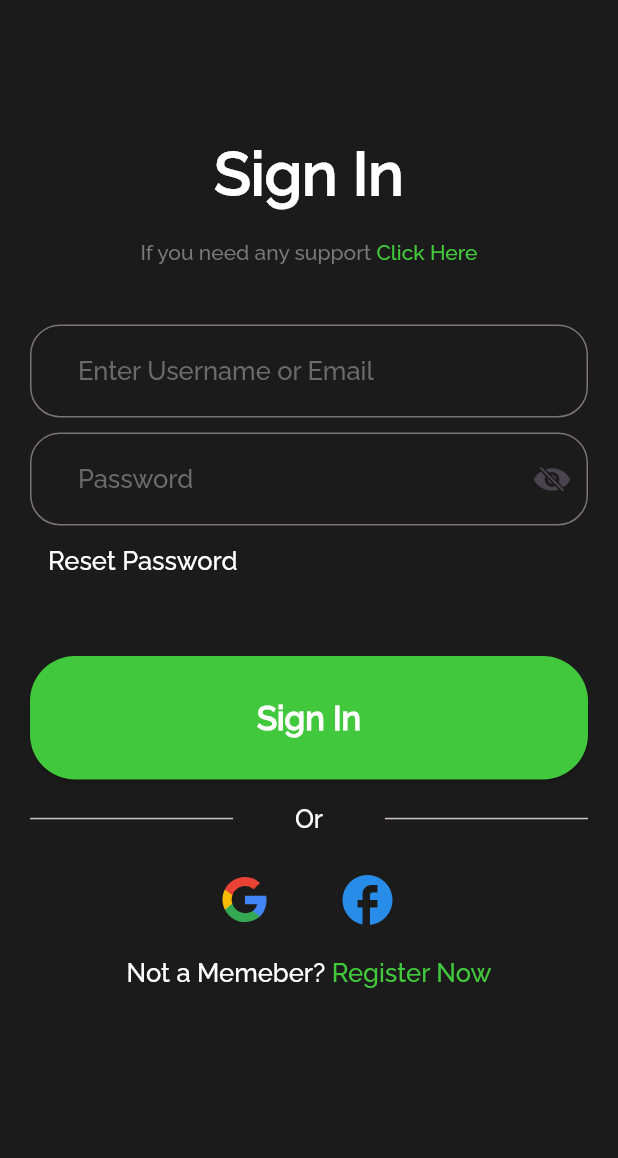
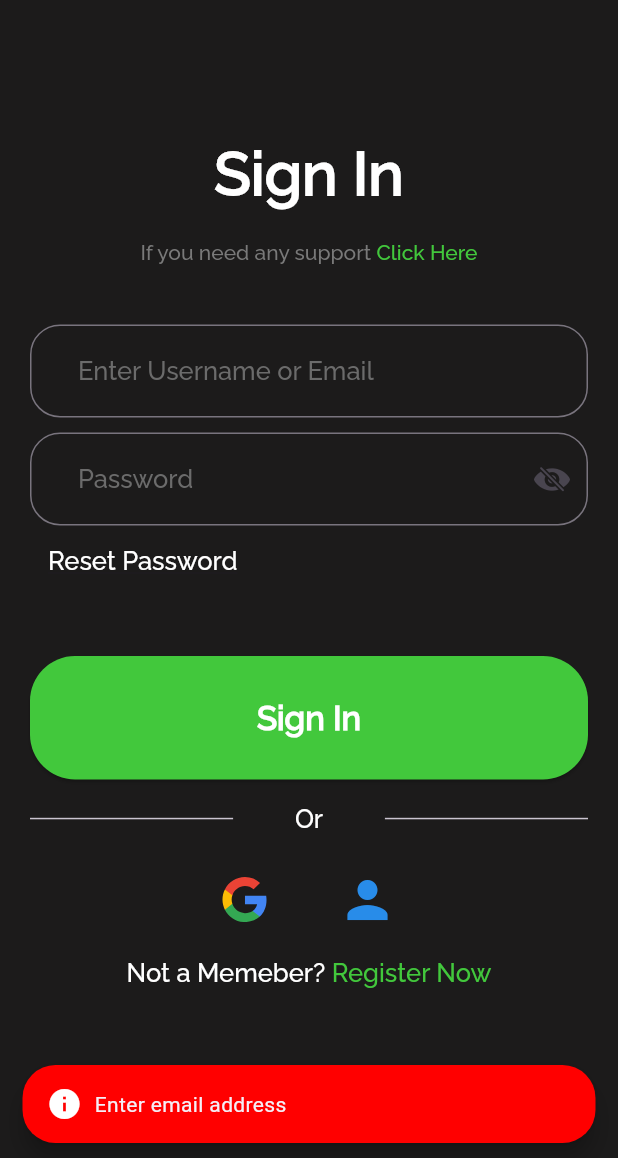
Before and after one commit to AxrorAbdurazzoqov/Spotify-Redesign, a Flutter app: the SignInScreen screen opened directly, after a tap on "Reset Password", on a phone screen of 412 x 824 dp, the part 78-1236 px from its top. Run offline on Flutter 3.47's test engine with Material 3 defaults, Android fonts, the phone set to English and light mode, and no system bars; our stand-ins replace adaptive_theme, animate_do, audioplayers, cloud_firestore, equatable, firebase_auth and 7 more; missing offline and left inert: flutter_email_sender; accounts and stored records are empty; network calls fail.

Commit message:
something went wrong

```diff
--- a/lib/main.dart
+++ b/lib/main.dart
@@ -6,6 +6,7 @@ import 'package:flutter_bloc/flutter_bloc.dart';
 import 'package:spotify/firebase_options.dart';
 import 'package:spotify/src/core/constants/theme/app_theme.dart';
 import 'package:spotify/src/core/utils/firebase_notification_service.dart';
+import 'package:spotify/src/features/auth/presentation/bloc/bloc/auth_bloc.dart';
 import 'package:spotify/src/features/home/presentation/bloc/home_bloc.dart';
 import 'package:spotify/src/features/navbar/presentation/bloc/navbar_bloc.dart';
 import 'package:spotify/src/features/onboarding/presentation/bloc/onboarding_bloc.dart';
@@ -25,6 +26,7 @@ void main() async {
         BlocProvider(create: (context) => OnboardingBloc()),
         BlocProvider(create: (context) => NavbarBloc()),
         BlocProvider(create: (context) => HomeBloc()),
+        BlocProvider(create: (context) => AuthBloc()),
       ],
       child: const Spotify(),
     ),
--- a/lib/src/core/extensions/show_custom_snack_bar.dart
+++ b/lib/src/core/extensions/show_custom_snack_bar.dart
@@ -7,8 +7,7 @@ extension ShowCustomSnackBar on BuildContext {
       SnackBar(
         behavior: SnackBarBehavior.floating,
         backgroundColor: color,
-        content: FittedBox(
-          child: Row(
+        content: Row(
           children: [
             Icon(
               Icons.info,
@@ -18,7 +17,6 @@ extension ShowCustomSnackBar on BuildContext {
             Text(title),
           ],
         ),
-        ),
         shape: RoundedRectangleBorder(borderRadius: BorderRadius.circular(22)),
         duration: const Duration(seconds: 2),
       ),
--- /dev/null
+++ b/lib/src/features/auth/presentation/bloc/bloc/auth_bloc.dart
@@ -0,0 +1,13 @@
+import 'package:equatable/equatable.dart';
+import 'package:firebase_auth/firebase_auth.dart';
+import 'package:flutter_bloc/flutter_bloc.dart';
+part 'auth_event.dart';
+part 'auth_state.dart';
+
+class AuthBloc extends Bloc<AuthEvent, AuthState> {
+  AuthBloc() : super(AuthInitial()) {
+    on<ResetPasswordEvent>((event, emit)async {
+      await FirebaseAuth.instance.sendPasswordResetEmail(email: event.email);
+    });
+  }
+}
--- /dev/null
+++ b/lib/src/features/auth/presentation/bloc/bloc/auth_event.dart
@@ -0,0 +1,14 @@
+part of 'auth_bloc.dart';
+
+abstract class AuthEvent extends Equatable {
+  const AuthEvent();
+
+  @override
+  List<Object> get props => [];
+}
+
+class ResetPasswordEvent extends AuthEvent {
+  final String email;
+
+  const ResetPasswordEvent({required this.email});
+}
--- /dev/null
+++ b/lib/src/features/auth/presentation/bloc/bloc/auth_state.dart
@@ -0,0 +1,10 @@
+part of 'auth_bloc.dart';
+
+abstract class AuthState extends Equatable {
+  const AuthState();
+
+  @override
+  List<Object> get props => [];
+}
+
+final class AuthInitial extends AuthState {}
--- a/lib/src/features/auth/presentation/page/register_screen.dart
+++ b/lib/src/features/auth/presentation/page/register_screen.dart
@@ -1,7 +1,9 @@
 import 'package:animate_do/animate_do.dart';
 import 'package:flutter/material.dart';
+import 'package:spotify/src/core/constants/color/color_const.dart';
 import 'package:spotify/src/core/extensions/get_mediaquery_heigh_width.dart';
 import 'package:spotify/src/core/extensions/get_text_theme.dart';
+import 'package:spotify/src/core/extensions/show_custom_snack_bar.dart';
 import 'package:spotify/src/core/utils/app_validators.dart';
 import 'package:spotify/src/core/utils/firebase_service.dart';
 import 'package:spotify/src/core/widget/custom_elevated_button.dart';
@@ -60,7 +62,9 @@ class _RegisterScreenState extends State<RegisterScreen> {
                     padding: const EdgeInsets.only(top: 18, bottom: 38),
                     child: BounceInDown(
                       delay: const Duration(milliseconds: 500),
-                      child: const CustomSupportRichText(),
+                      child: CustomSupportRichText(
+                        onError: () => context.showCustomSnackBar(title: 'Something went wrong', color: ColorConst.instance.red),
+                      ),
                     ),
                   ),
                   Form(
--- a/lib/src/features/auth/presentation/page/sign_in_screen.dart
+++ b/lib/src/features/auth/presentation/page/sign_in_screen.dart
@@ -1,6 +1,6 @@
 import 'package:animate_do/animate_do.dart';
-import 'package:firebase_auth/firebase_auth.dart';
 import 'package:flutter/material.dart';
+import 'package:flutter_bloc/flutter_bloc.dart';
 import 'package:spotify/src/core/constants/color/color_const.dart';
 import 'package:spotify/src/core/extensions/get_mediaquery_heigh_width.dart';
 import 'package:spotify/src/core/extensions/get_text_theme.dart';
@@ -8,11 +8,13 @@ import 'package:spotify/src/core/extensions/show_custom_snack_bar.dart';
 import 'package:spotify/src/core/utils/app_validators.dart';
 import 'package:spotify/src/core/utils/firebase_service.dart';
 import 'package:spotify/src/core/widget/custom_elevated_button.dart';
+import 'package:spotify/src/features/auth/presentation/bloc/bloc/auth_bloc.dart';
 import 'package:spotify/src/features/auth/presentation/page/register_screen.dart';
 import 'package:spotify/src/features/auth/presentation/widget/custom_app_bar.dart';
 import 'package:spotify/src/features/auth/presentation/widget/custom_suggestion_widget.dart';
 import 'package:spotify/src/features/auth/presentation/widget/custom_support_rich_text.dart';
 import 'package:spotify/src/features/auth/presentation/widget/custom_text_form_field.dart';
+import 'package:spotify/src/features/navbar/presentation/page/navbar.dart';
 
 class SignInScreen extends StatefulWidget {
   const SignInScreen({super.key});
@@ -61,7 +63,9 @@ class _SignInScreenState extends State<SignInScreen> {
                     padding: const EdgeInsets.only(top: 18, bottom: 38),
                     child: ElasticInUp(
                       delay: const Duration(milliseconds: 500),
-                      child: const CustomSupportRichText(),
+                      child: CustomSupportRichText(
+                        onError: () => context.showCustomSnackBar(title: 'Something went wrong', color: ColorConst.instance.red),
+                      ),
                     ),
                   ),
                   Form(
@@ -86,8 +90,12 @@ class _SignInScreenState extends State<SignInScreen> {
                       delay: const Duration(milliseconds: 1200),
                       child: TextButton(
                           onPressed: () async {
-                            await FirebaseAuth.instance.sendPasswordResetEmail(email: _emailController.text);
-                            context.showCustomSnackBar(color: ColorConst.instance.blue, title: 'check email and set new password via link');
+                            if (_emailController.text.isNotEmpty && RegExp(r"^[a-zA-Z0-9.a-zA-Z0-9.!#$%&'*+-/=?^_`{|}~]+@[a-zA-Z0-9]+\.[a-zA-Z]+").hasMatch(_emailController.text)) {
+                              context.read<AuthBloc>().add(ResetPasswordEvent(email: _emailController.text));
+                              context.showCustomSnackBar(color: ColorConst.instance.blue, title: 'Check email to reset your password');
+                            } else {
+                              context.showCustomSnackBar(color: ColorConst.instance.red, title: 'Enter email address');
+                            }
                           },
                           child: Text(
                             'Reset Password',
@@ -99,7 +107,12 @@ class _SignInScreenState extends State<SignInScreen> {
                   CustomElevatedButton(
                       onTap: () {
                         if (_globalKey.currentState!.validate()) {
-                          FirebaseService.instance.signInWithEmail(email: _emailController.text, password: _passwordController.text, context: context);
+                          FirebaseService.instance.signInWithEmail(
+                            email: _emailController.text,
+                            password: _passwordController.text,
+                            onSuccess: () => Navigator.pushAndRemoveUntil(context, MaterialPageRoute(builder: (context) => const Navbar()), (_) => false),
+                            onError: () => context.showCustomSnackBar(color: ColorConst.instance.red, title: 'Failed to sign in with email'),
+                          );
                         }
                       },
                       title: 'Sign In',
--- a/lib/src/features/auth/presentation/widget/custom_support_rich_text.dart
+++ b/lib/src/features/auth/presentation/widget/custom_support_rich_text.dart
@@ -5,8 +5,11 @@ import 'package:spotify/src/core/constants/color/color_const.dart';
 import 'package:spotify/src/core/extensions/get_text_theme.dart';
 
 class CustomSupportRichText extends StatelessWidget {
+  final VoidCallback onError;
+
   const CustomSupportRichText({
     super.key,
+    required this.onError,
   });
 
   @override
@@ -33,7 +36,7 @@ class CustomSupportRichText extends StatelessWidget {
                 try {
                   await FlutterEmailSender.send(email);
                 } catch (error) {
-                  print('Could not send email: $error');
+                  onError;
                 }
               },
           ),
--- a/pubspec.yaml
+++ b/pubspec.yaml
@@ -50,7 +50,6 @@ dependencies:
   firebase_messaging: ^15.1.1
   firebase_storage: ^12.3.0
   cloud_firestore: ^5.4.1
-  flutter_facebook_auth: ^7.1.1
   audioplayers: ^6.1.0
 
 dev_dependencies:
```
Also changed, not shown: lib/src/core/utils/firebase_service.dart (+21 -31 lines), lib/src/features/auth/presentation/widget/custom_suggestion_widget.dart (+10 -14 lines), lib/src/features/detail/presentation/page/play_screen.dart (+6 -4 lines), lib/src/features/profile/presentation/page/profile_screen.dart (+15 -5 lines), pubspec.lock, 5 other files. Lines whose indentation alone changed are shown as unchanged.
